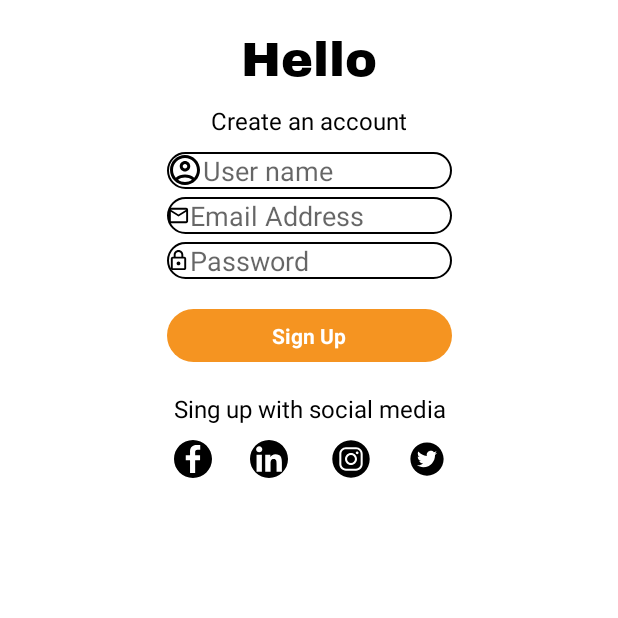
After one commit to PabloGuzmanGIT/Android2, an Android app: the RegisterActivity screen opened directly, with no data from a screen before it, on a phone screen of 412 x 824 dp, the top half of it. The commit adds this screen. Run offline under Robolectric (Android 15) with nearby library versions, the phone set to English and light mode, and no system bars; Roboto replaces fonts that are not available here.

Commit message:
Activiy para registro

```diff
--- a/app/src/main/AndroidManifest.xml
+++ b/app/src/main/AndroidManifest.xml
@@ -14,10 +14,13 @@
         android:theme="@style/Theme.Ep1"
         tools:targetApi="31">
         <activity
+            android:name=".RegisterActivity"
+            android:exported="false"
+            android:theme="@style/Theme.Ep1.NoActionBar"/>
+        <activity
             android:name=".SplashActivity"
             android:exported="false"
-            android:theme="@style/Theme.Ep1.NoActionBar">
-        </activity>
+            android:theme="@style/Theme.Ep1.NoActionBar"></activity>
         <activity
             android:name=".MainActivity"
             android:exported="true"
--- a/app/src/main/java/com/example/ep1/MainActivity.java
+++ b/app/src/main/java/com/example/ep1/MainActivity.java
@@ -2,13 +2,24 @@ package com.example.ep1;
 
 import androidx.appcompat.app.AppCompatActivity;
 
+import android.content.Intent;
 import android.os.Bundle;
+import android.view.View;
+import android.widget.TextView;
 
-public class MainActivity extends AppCompatActivity {
+public class MainActivity extends AppCompatActivity implements View.OnClickListener {
 
     @Override
     protected void onCreate(Bundle savedInstanceState) {
         super.onCreate(savedInstanceState);
         setContentView(R.layout.activity_main);
+        TextView register = findViewById(R.id.txtRegister);
+
+        register.setOnClickListener(this);
+    }
+
+    @Override
+    public void onClick(View view) {
+        startActivity(new Intent(this, RegisterActivity.class));
     }
 }
--- /dev/null
+++ b/app/src/main/java/com/example/ep1/RegisterActivity.java
@@ -0,0 +1,14 @@
+package com.example.ep1;
+
+import androidx.appcompat.app.AppCompatActivity;
+
+import android.os.Bundle;
+
+public class RegisterActivity extends AppCompatActivity {
+
+    @Override
+    protected void onCreate(Bundle savedInstanceState) {
+        super.onCreate(savedInstanceState);
+        setContentView(R.layout.activity_register);
+    }
+}
--- /dev/null
+++ b/app/src/main/res/drawable/ic_outline_account_circle_24.xml
@@ -0,0 +1,6 @@
+<vector android:height="24dp" android:tint="#000000"
+    android:viewportHeight="24" android:viewportWidth="24"
+    android:width="24dp" xmlns:android="http://schemas.android.com/apk/res/android">
+    <path android:fillColor="@android:color/white" android:pathData="M12,2C6.48,2 2,6.48 2,12s4.48,10 10,10s10,-4.48 10,-10S17.52,2 12,2zM7.35,18.5C8.66,17.56 10.26,17 12,17s3.34,0.56 4.65,1.5C15.34,19.44 13.74,20 12,20S8.66,19.44 7.35,18.5zM18.14,17.12L18.14,17.12C16.45,15.8 14.32,15 12,15s-4.45,0.8 -6.14,2.12l0,0C4.7,15.73 4,13.95 4,12c0,-4.42 3.58,-8 8,-8s8,3.58 8,8C20,13.95 19.3,15.73 18.14,17.12z"/>
+    <path android:fillColor="@android:color/white" android:pathData="M12,6c-1.93,0 -3.5,1.57 -3.5,3.5S10.07,13 12,13s3.5,-1.57 3.5,-3.5S13.93,6 12,6zM12,11c-0.83,0 -1.5,-0.67 -1.5,-1.5S11.17,8 12,8s1.5,0.67 1.5,1.5S12.83,11 12,11z"/>
+</vector>
--- /dev/null
+++ b/app/src/main/res/font/archivo_black.xml
@@ -0,0 +1,7 @@
+<?xml version="1.0" encoding="utf-8"?>
+<font-family xmlns:app="http://schemas.android.com/apk/res-auto"
+        app:fontProviderAuthority="com.google.android.gms.fonts"
+        app:fontProviderPackage="com.google.android.gms"
+        app:fontProviderQuery="Archivo Black"
+        app:fontProviderCerts="@array/com_google_android_gms_fonts_certs">
+</font-family>
--- a/app/src/main/res/layout/activity_main.xml
+++ b/app/src/main/res/layout/activity_main.xml
@@ -86,7 +86,7 @@
         app:layout_constraintTop_toBottomOf="@+id/txtEmail" />
 
     <TextView
-        android:id="@+id/textView"
+        android:id="@+id/txtRegister"
         android:layout_width="wrap_content"
         android:layout_height="wrap_content"
         android:layout_marginTop="50dp"
--- /dev/null
+++ b/app/src/main/res/layout/activity_register.xml
@@ -0,0 +1,137 @@
+<?xml version="1.0" encoding="utf-8"?>
+<androidx.constraintlayout.widget.ConstraintLayout xmlns:android="http://schemas.android.com/apk/res/android"
+    xmlns:app="http://schemas.android.com/apk/res-auto"
+    xmlns:tools="http://schemas.android.com/tools"
+    android:layout_width="match_parent"
+    android:layout_height="match_parent"
+    tools:context=".RegisterActivity">
+
+    <TextView
+        android:id="@+id/textView"
+        android:layout_width="wrap_content"
+        android:layout_height="wrap_content"
+        android:layout_marginTop="20dp"
+        android:fontFamily="@font/archivo_black"
+        android:text="Hello"
+        android:textSize="32sp"
+        app:layout_constraintEnd_toEndOf="parent"
+        app:layout_constraintStart_toStartOf="parent"
+        app:layout_constraintTop_toTopOf="parent" />
+
+    <TextView
+        android:id="@+id/textView3"
+        android:layout_width="wrap_content"
+        android:layout_height="wrap_content"
+        android:layout_marginTop="10dp"
+        android:text="Create an account"
+        app:layout_constraintEnd_toEndOf="parent"
+        app:layout_constraintStart_toStartOf="parent"
+        app:layout_constraintTop_toBottomOf="@+id/textView" />
+
+    <EditText
+        android:id="@+id/txtUsuario"
+        android:layout_width="190dp"
+        android:layout_height="wrap_content"
+        android:layout_marginTop="10dp"
+        android:height="50dp"
+        android:background="@drawable/custom_edit_text"
+        android:drawableLeft="@drawable/ic_outline_account_circle_24"
+        android:ems="10"
+        android:hint="User name"
+        android:inputType="textPersonName"
+        app:layout_constraintEnd_toEndOf="parent"
+        app:layout_constraintHorizontal_bias="0.5"
+        app:layout_constraintStart_toStartOf="parent"
+        app:layout_constraintTop_toBottomOf="@+id/textView3" />
+
+    <EditText
+        android:id="@+id/txtRegisterEmail"
+        android:layout_width="190dp"
+        android:layout_height="wrap_content"
+        android:layout_marginTop="5dp"
+        android:height="50dp"
+        android:background="@drawable/custom_edit_text"
+        android:drawableLeft="@drawable/ic_email"
+        android:ems="10"
+        android:hint="Email Address"
+        android:inputType="textPersonName"
+        app:layout_constraintEnd_toEndOf="@+id/txtUsuario"
+        app:layout_constraintHorizontal_bias="0.547"
+        app:layout_constraintStart_toStartOf="@+id/txtUsuario"
+        app:layout_constraintTop_toBottomOf="@+id/txtUsuario" />
+
+    <EditText
+        android:id="@+id/txtRegisterPassword"
+        android:layout_width="190dp"
+        android:layout_height="wrap_content"
+        android:layout_marginTop="5dp"
+        android:height="50dp"
+        android:background="@drawable/custom_edit_text"
+        android:drawableLeft="@drawable/ic_lock"
+        android:ems="10"
+        android:hint="Password"
+        android:inputType="textPersonName"
+        app:layout_constraintEnd_toEndOf="@+id/txtRegisterEmail"
+        app:layout_constraintHorizontal_bias="0.502"
+        app:layout_constraintStart_toStartOf="@+id/txtRegisterEmail"
+        app:layout_constraintTop_toBottomOf="@+id/txtRegisterEmail" />
+
+    <Button
+        android:id="@+id/button2"
+        android:layout_width="190dp"
+        android:layout_height="35dp"
+        android:layout_marginTop="20dp"
+        android:text="Sign Up"
+        app:layout_constraintEnd_toEndOf="@+id/txtRegisterPassword"
+        app:layout_constraintHorizontal_bias="0.476"
+        app:layout_constraintStart_toStartOf="@+id/txtRegisterPassword"
+        app:layout_constraintTop_toBottomOf="@+id/txtRegisterPassword" />
+
+    <TextView
+        android:id="@+id/textView6"
+        android:layout_width="wrap_content"
+        android:layout_height="wrap_content"
+        android:layout_marginTop="20dp"
+        android:text="Sing up with social media"
+        app:layout_constraintEnd_toEndOf="@+id/button2"
+        app:layout_constraintStart_toStartOf="@+id/button2"
+        app:layout_constraintTop_toBottomOf="@+id/button2" />
+
+    <ImageView
+        android:id="@+id/imageView2"
+        android:layout_width="25dp"
+        android:layout_height="25dp"
+        android:layout_marginTop="10dp"
+        app:layout_constraintStart_toStartOf="@+id/textView6"
+        app:layout_constraintTop_toBottomOf="@+id/textView6"
+        app:srcCompat="@drawable/ic_fb_logo" />
+
+    <ImageView
+        android:id="@+id/imageView7"
+        android:layout_width="25dp"
+        android:layout_height="25dp"
+        android:layout_marginStart="25dp"
+        android:layout_marginTop="10dp"
+        app:layout_constraintStart_toEndOf="@+id/imageView2"
+        app:layout_constraintTop_toBottomOf="@+id/textView6"
+        app:srcCompat="@drawable/ic_linkedin_logo" />
+
+    <ImageView
+        android:id="@+id/imageView8"
+        android:layout_width="25dp"
+        android:layout_height="25dp"
+        android:layout_marginTop="10dp"
+        android:layout_marginEnd="25dp"
+        app:layout_constraintEnd_toStartOf="@+id/imageView9"
+        app:layout_constraintTop_toBottomOf="@+id/textView6"
+        app:srcCompat="@drawable/ic_ig_logo" />
+
+    <ImageView
+        android:id="@+id/imageView9"
+        android:layout_width="25dp"
+        android:layout_height="25dp"
+        android:layout_marginTop="10dp"
+        app:layout_constraintEnd_toEndOf="@+id/textView6"
+        app:layout_constraintTop_toBottomOf="@+id/textView6"
+        app:srcCompat="@drawable/ic_twitter_logo" />
+</androidx.constraintlayout.widget.ConstraintLayout>
--- a/app/src/main/res/values/preloaded_fonts.xml
+++ b/app/src/main/res/values/preloaded_fonts.xml
@@ -2,6 +2,7 @@
 <resources>
     <array name="preloaded_fonts" translatable="false">
         <item>@font/alata</item>
+        <item>@font/archivo_black</item>
         <item>@font/bellota_text_bold</item>
         <item>@font/dm_mono_light</item>
     </array>
```
